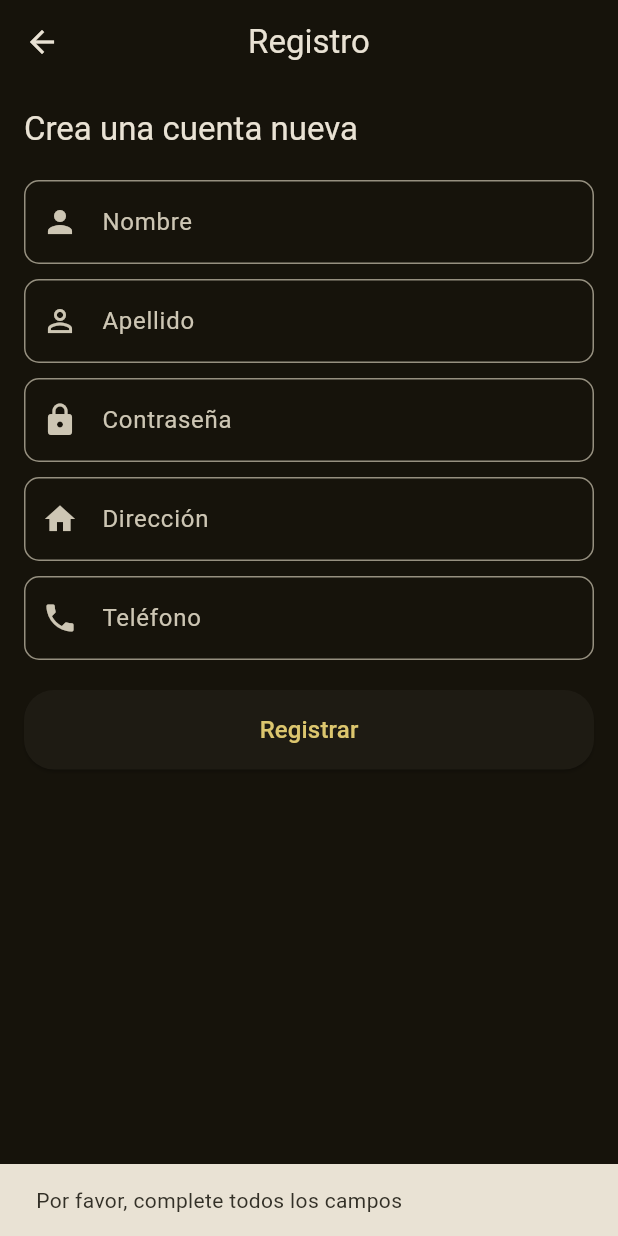
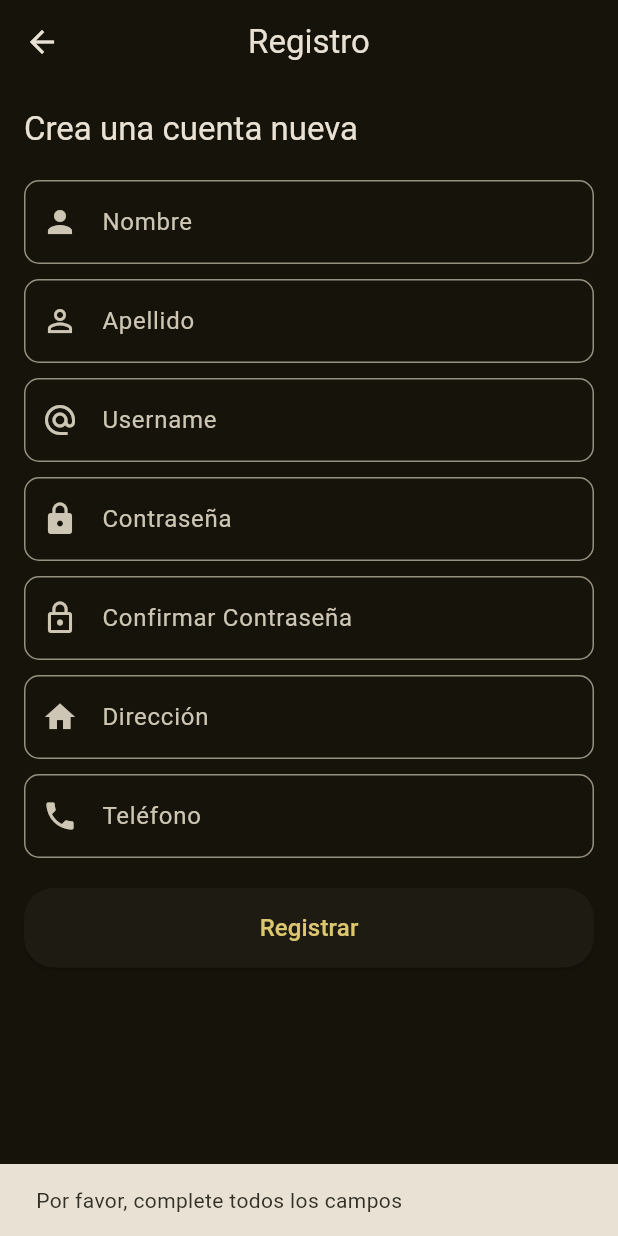
Before and after one commit to mapp2308/PopcornTime, a Flutter app: the RegisterScreen screen opened directly, after a tap on "Registrar", on a phone screen of 412 x 824 dp. Run offline on Flutter 3.47's test engine with Material 3 defaults, Android fonts, the phone set to English and light mode, and no system bars; our stand-ins replace animate_do, card_swiper, dio, flutter_dotenv, flutter_riverpod, go_router and 1 more; accounts and stored records are empty; network calls fail.

```diff
--- a/lib/presentation/screens/users/register_screen.dart
+++ b/lib/presentation/screens/users/register_screen.dart
@@ -1,4 +1,3 @@
-// register_screen.dart
 import 'package:flutter/material.dart';
 import 'package:popcorntime/config/helpers/database_helper.dart';
 import 'package:popcorntime/domain/entities/user.dart';
@@ -6,13 +5,15 @@ import 'package:popcorntime/domain/entities/user.dart';
 class RegisterScreen extends StatelessWidget {
   final TextEditingController _nombreController = TextEditingController();
   final TextEditingController _apellidoController = TextEditingController();
+  final TextEditingController _usernameController = TextEditingController();
   final TextEditingController _passwordController = TextEditingController();
+  final TextEditingController _confirmPasswordController =
+      TextEditingController();
   final TextEditingController _direccionController = TextEditingController();
   final TextEditingController _telefonoController = TextEditingController();
   final DatabaseHelper _dbHelper = DatabaseHelper();
 
   RegisterScreen({super.key});
-
   @override
   Widget build(BuildContext context) {
     final textStyles = Theme.of(context).textTheme;
@@ -34,7 +35,8 @@ class RegisterScreen extends StatelessWidget {
                 controller: _nombreController,
                 decoration: InputDecoration(
                   labelText: 'Nombre',
-                  border: OutlineInputBorder(borderRadius: BorderRadius.circular(10)),
+                  border: OutlineInputBorder(
+                      borderRadius: BorderRadius.circular(10)),
                   prefixIcon: const Icon(Icons.person),
                 ),
               ),
@@ -43,8 +45,19 @@ class RegisterScreen extends StatelessWidget {
                 controller: _apellidoController,
                 decoration: InputDecoration(
                   labelText: 'Apellido',
-                  border: OutlineInputBorder(borderRadius: BorderRadius.circular(10)),
+                  border: OutlineInputBorder(
+                      borderRadius: BorderRadius.circular(10)),
                   prefixIcon: const Icon(Icons.person_outline),
+                ),
+              ),
+              const SizedBox(height: 10),
+              TextField(
+                controller: _usernameController,
+                decoration: InputDecoration(
+                  labelText: 'Username',
+                  border: OutlineInputBorder(
+                      borderRadius: BorderRadius.circular(10)),
+                  prefixIcon: const Icon(Icons.alternate_email),
                 ),
               ),
               const SizedBox(height: 10),
@@ -52,8 +65,20 @@ class RegisterScreen extends StatelessWidget {
                 controller: _passwordController,
                 decoration: InputDecoration(
                   labelText: 'Contraseña',
-                  border: OutlineInputBorder(borderRadius: BorderRadius.circular(10)),
+                  border: OutlineInputBorder(
+                      borderRadius: BorderRadius.circular(10)),
                   prefixIcon: const Icon(Icons.lock),
+                ),
+                obscureText: true,
+              ),
+              const SizedBox(height: 10),
+              TextField(
+                controller: _confirmPasswordController,
+                decoration: InputDecoration(
+                  labelText: 'Confirmar Contraseña',
+                  border: OutlineInputBorder(
+                      borderRadius: BorderRadius.circular(10)),
+                  prefixIcon: const Icon(Icons.lock_outline),
                 ),
                 obscureText: true,
               ),
@@ -62,7 +87,8 @@ class RegisterScreen extends StatelessWidget {
                 controller: _direccionController,
                 decoration: InputDecoration(
                   labelText: 'Dirección',
-                  border: OutlineInputBorder(borderRadius: BorderRadius.circular(10)),
+                  border: OutlineInputBorder(
+                      borderRadius: BorderRadius.circular(10)),
                   prefixIcon: const Icon(Icons.home),
                 ),
               ),
@@ -71,7 +97,8 @@ class RegisterScreen extends StatelessWidget {
                 controller: _telefonoController,
                 decoration: InputDecoration(
                   labelText: 'Teléfono',
-                  border: OutlineInputBorder(borderRadius: BorderRadius.circular(10)),
+                  border: OutlineInputBorder(
+                      borderRadius: BorderRadius.circular(10)),
                   prefixIcon: const Icon(Icons.phone),
                 ),
                 keyboardType: TextInputType.phone,
@@ -89,35 +116,65 @@ class RegisterScreen extends StatelessWidget {
                   onPressed: () async {
                     String nombre = _nombreController.text;
                     String apellido = _apellidoController.text;
+                    String username = _usernameController.text;
                     String password = _passwordController.text;
+                    String confirmPassword = _confirmPasswordController.text;
                     String direccion = _direccionController.text;
                     String telefono = _telefonoController.text;
 
-                    if (nombre.isNotEmpty &&
-                        apellido.isNotEmpty &&
-                        password.isNotEmpty &&
-                        direccion.isNotEmpty &&
-                        telefono.isNotEmpty) {
-                      User newUser = User(
-                        nombre: nombre,
-                        apellido: apellido,
-                        contrasena: password,
-                        direccion: direccion,
-                        telefono: telefono,
+                    if (nombre.isEmpty ||
+                        apellido.isEmpty ||
+                        username.isEmpty ||
+                        password.isEmpty ||
+                        confirmPassword.isEmpty ||
+                        direccion.isEmpty ||
+                        telefono.isEmpty) {
+                      ScaffoldMessenger.of(context).showSnackBar(
+                        const SnackBar(
+                            content:
+                                Text('Por favor, complete todos los campos')),
                       );
+                      return;
+                    }
 
-                      await _dbHelper.registerUser(newUser);
+                    if (password != confirmPassword) {
                       ScaffoldMessenger.of(context).showSnackBar(
-                        const SnackBar(content: Text('Usuario registrado con éxito!')),
+                        const SnackBar(
+                            content: Text('Las contraseñas no coinciden')),
                       );
-                      Navigator.pop(context);
-                    } else {
+                      return;
+                    }
+
+                    // Verificar si el username ya está registrado
+                    bool usernameExists =
+                        await _dbHelper.isUsernameTaken(username);
+
+                    if (usernameExists) {
                       ScaffoldMessenger.of(context).showSnackBar(
-                        const SnackBar(content: Text('Por favor, complete todos los campos')),
+                        const SnackBar(
+                            content: Text('El username ya está registrado')),
                       );
+                      return;
                     }
+
+                    User newUser = User(
+                      nombre: nombre,
+                      apellido: apellido,
+                      username: username,
+                      contrasena: password,
+                      direccion: direccion,
+                      telefono: telefono,
+                    );
+
+                    await _dbHelper.registerUser(newUser);
+                    ScaffoldMessenger.of(context).showSnackBar(
+                      const SnackBar(
+                          content: Text('Usuario registrado con éxito!')),
+                    );
+                    Navigator.pop(context);
                   },
-                  child: const Text('Registrar', style: TextStyle(fontSize: 16)),
+                  child:
+                      const Text('Registrar', style: TextStyle(fontSize: 16)),
                 ),
               ),
             ],
```
Also changed, not shown: lib/config/helpers/database_helper.dart (+39 -9 lines), lib/domain/entities/user.dart (+15 -11 lines), lib/presentation/screens/movies/movie_screen.dart (+94 -93 lines), enlace-repo.txt (added).
